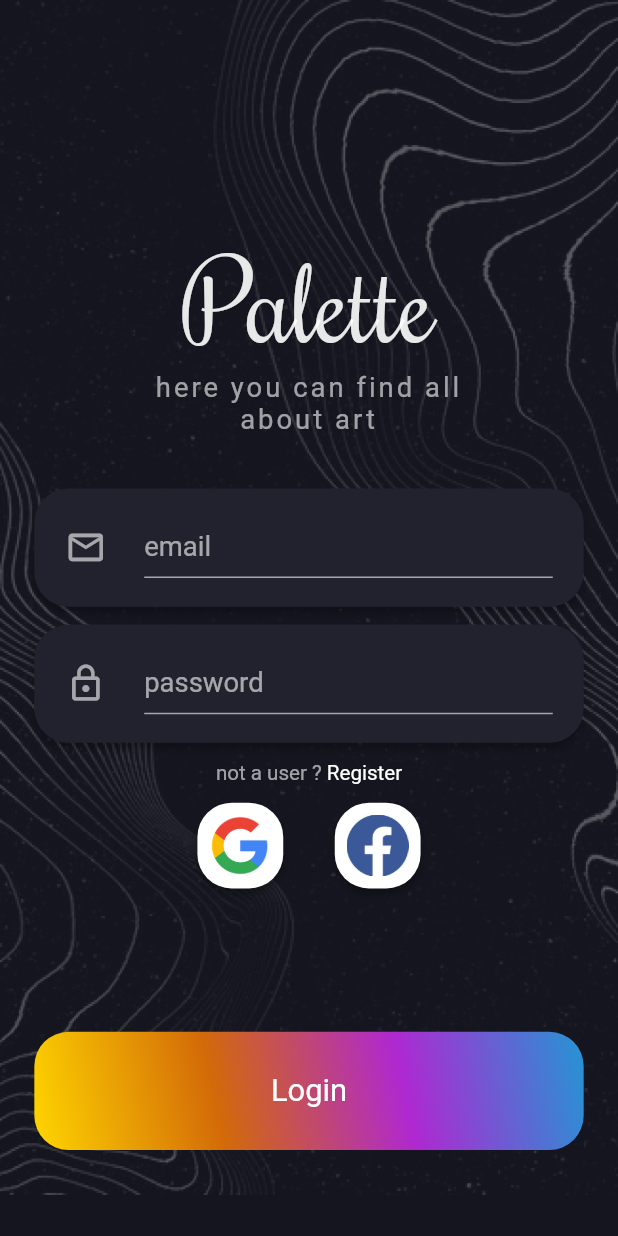
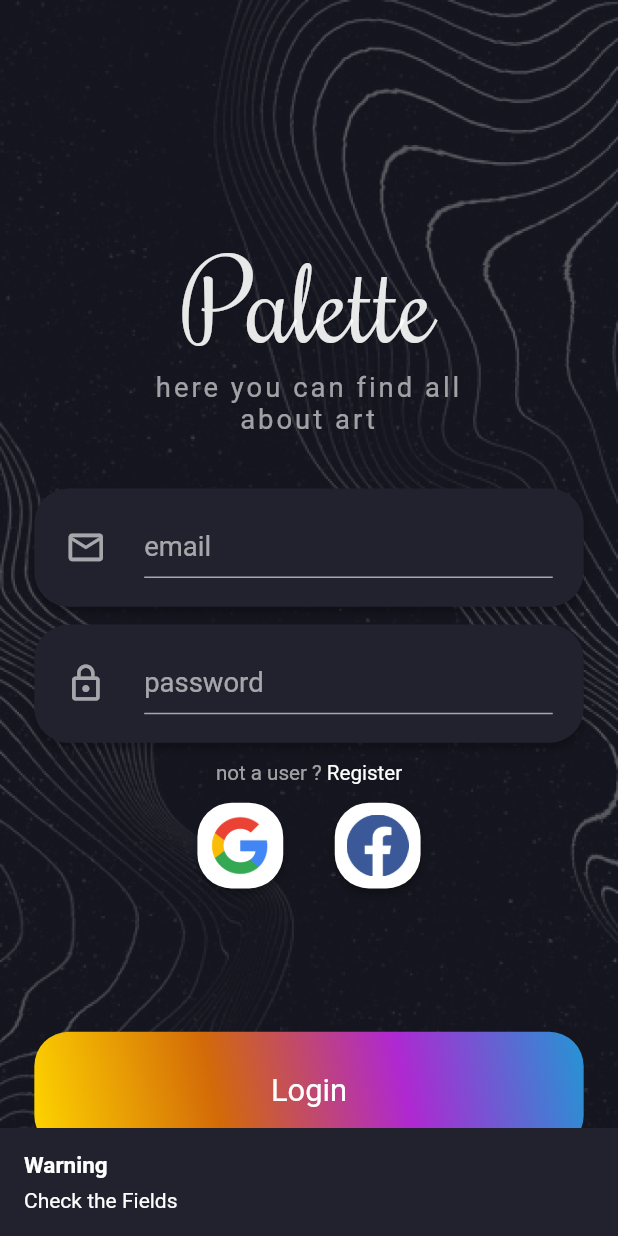
Before and after one commit to Mohamed-Abdelrazeq/flutter-palette-e-commerce, a Flutter app: the LoginPage screen opened directly, after a tap on "Login", on a phone screen of 412 x 824 dp. Run offline on Flutter 3.47's test engine with Material 2 defaults, Android fonts, the phone set to English and light mode, and no system bars; our stand-ins replace cloud_firestore, firebase_auth, firebase_core, firebase_messaging, flushbar, flutter_local_notifications and 7 more; missing offline and left inert: flutter_facebook_auth, flutter_statusbarcolor; accounts and stored records are empty.

Commit message:
Auth SnackBars Auth Prefs Bug Fixed

```diff
--- a/lib/Controllers/UserCredController.dart
+++ b/lib/Controllers/UserCredController.dart
@@ -8,10 +8,12 @@ class UserCredController extends ChangeNotifier{
 
   setUserCredential(UserModel currentUserModel)async{
     userModel = currentUserModel;
-    SharedPreferences prefs = await SharedPreferences.getInstance();
-    await prefs.setBool("logged", true);
-    await prefs.setString('uid', userModel.uid);
-    notifyListeners();
+    if(currentUserModel != null){
+      SharedPreferences prefs = await SharedPreferences.getInstance();
+      await prefs.setBool("logged", true);
+      await prefs.setString('uid', userModel.uid);
+      notifyListeners();
+    }
   }
 
   setState(bool newState){
--- a/lib/Services/Auth.dart
+++ b/lib/Services/Auth.dart
@@ -1,15 +1,18 @@
 import 'package:cloud_firestore/cloud_firestore.dart';
 import 'package:firebase_auth/firebase_auth.dart';
+import 'package:flutter/cupertino.dart';
 import 'package:google_sign_in/google_sign_in.dart';
 import 'package:flutter_facebook_auth/flutter_facebook_auth.dart';
 import 'package:multivender_ecommerce_app/Models/UserModel.dart';
+import 'package:multivender_ecommerce_app/Views/FutureReturn/FlashBar.dart';
 
 class Auth {
 
   FirebaseAuth _auth = FirebaseAuth.instance;
   CollectionReference _users = FirebaseFirestore.instance.collection('users');
 
-  Future<void> logout() async {
+  Future<void> logout({BuildContext context}) async {
+    flashBar(title: "Please Wait", message: 'This will take a second', context: context);
     await _auth.signOut();
   }
 
@@ -29,7 +32,11 @@ class Auth {
 
 
 
-  Future<UserModel> signInWithGoogle({double lng ,double lat}) async {
+
+
+
+  Future<UserModel> signInWithGoogle({double lng ,double lat,BuildContext context}) async {
+    flashBar(title: "Please Wait", message: 'This will take a second', context: context);
     // Trigger the authentication flow
     final GoogleSignInAccount googleUser = await GoogleSignIn().signIn();
     // Obtain the auth details from the request
@@ -41,19 +48,18 @@ class Auth {
     );
     UserCredential userCredential = await FirebaseAuth.instance.signInWithCredential(credential);
     var userCheckJson = await _users.doc(userCredential.user.uid).get();
-    print(userCheckJson.data());
     if(userCheckJson.data() != null){
       return UserModel().toObject(userCheckJson.data());
     }
     else{
-      print('its null');
       UserModel userModel = UserModel(uid: userCredential.user.uid,mobile: "",lng:lng,lat: lat);
       userModel.addUser();
       return userModel;
     }
   }
 
-  Future<UserModel> signInWithFacebook({double lng ,double lat}) async {
+  Future<UserModel> signInWithFacebook({double lng ,double lat,BuildContext context}) async {
+    flashBar(title: "Please Wait", message: 'This will take a second', context: context);
     FacebookAuth.instance.logOut();
       final  result = await FacebookAuth.instance.login();
       final facebookAuthCredential = FacebookAuthProvider.credential(result.token);
@@ -70,7 +76,17 @@ class Auth {
 
   }
 
-  Future<UserModel> register({String mail, String password, String phone,double lng ,double lat}) async {
+
+
+
+
+
+  Future<UserModel> register({String mail, String password, String phone,double lng ,double lat,BuildContext context}) async {
+    flashBar(title: "Please Wait", message: 'This will take a second', context: context);
+    if(mail == "" || password == "" || phone == ""){
+      flashBar(title: "Warning", message: 'Check the Fields', context: context);
+      return null;
+    }else{
       UserModel userModel;
       UserCredential userCredential;
       try {
@@ -79,33 +95,40 @@ class Auth {
         userModel.addUser();
         return userModel;
       } on FirebaseAuthException catch (e) {
+        flashBar(title: "Warning", message: 'Check the Fields', context: context);
         if (e.code == 'weak-password') {
-        print('The password provided is too weak.');
+          flashBar(title: "Warning", message: 'The password provided is too weak.', context: context);
         } else if (e.code == 'email-already-in-use') {
-        print('The account already exists for that email.');
+          flashBar(title: "Warning", message: 'The account already exists for that email.', context: context);
         }
       } catch (e) {
-      print(e);
+        flashBar(title: "Warning", message: e.toString(), context: context);
       }
       return null;
     }
+  }
 
-  Future<UserModel> login({String mail, String password}) async {
+  Future<UserModel> login({String mail, String password,BuildContext context}) async {
+    flashBar(title: "Please Wait", message: 'This will take a second', context: context);
+    if(mail == "" || password == "" ){
+      flashBar(title: "Warning", message: 'Check the Fields', context: context);
+      return null;
+    }else{
       UserModel userModel;
       try {
         UserCredential userCredential = await _auth.signInWithEmailAndPassword(email: mail, password: password);
         var userModelJson = await _users.doc(userCredential.user.uid).get();
         userModel = UserModel().toObject(userModelJson.data());
       } on FirebaseAuthException catch (e) {
-      print(e.code);
+        flashBar(title: "Warning", message: 'Check the Fields', context: context);
         if (e.code == 'user-not-found') {
-        print('No user found for that email.');
+          flashBar(title: "Warning", message: 'No user found for that email.', context: context);
         } else if (e.code == 'wrong-password') {
-        print('Wrong password provided for that user.');
+          flashBar(title: "Warning", message: 'Wrong password provided for that user.', context: context);
         }
       }
       return userModel;
     }
-
+  }
 
 }
--- a/lib/Views/Screens/LoginPage.dart
+++ b/lib/Views/Screens/LoginPage.dart
@@ -106,6 +106,7 @@ class _LoginPageState extends State<LoginPage> {
                         lat: Provider.of<LocationController>(context,
                                 listen: false)
                             .getCurrentLocationLat,
+                        context : context,
                       ));
                       if (Provider.of<UserCredController>(context,
                                   listen: false)
@@ -127,6 +128,7 @@ class _LoginPageState extends State<LoginPage> {
                         lat: Provider.of<LocationController>(context,
                                 listen: false)
                             .getCurrentLocationLat,
+                        context : context,
                       ));
                       if (Provider.of<UserCredController>(context,
                                   listen: false)
@@ -148,6 +150,7 @@ class _LoginPageState extends State<LoginPage> {
                       .setUserCredential(await Auth().login(
                     mail: widget.email.text,
                     password: widget.password.text,
+                    context : context,
                   ));
                   if (Provider.of<UserCredController>(context, listen: false)
                           .userModel !=
--- a/lib/Views/Screens/RegisterPage.dart
+++ b/lib/Views/Screens/RegisterPage.dart
@@ -120,6 +120,7 @@ class _RegisterPageState extends State<RegisterPage> {
                         lat: Provider.of<LocationController>(context,
                                 listen: false)
                             .getCurrentLocationLat,
+                        context : context,
                       ));
                       if (Provider.of<UserCredController>(context,
                                   listen: false)
@@ -167,6 +168,7 @@ class _RegisterPageState extends State<RegisterPage> {
                         .getCurrentLocationLng,
                     lat: Provider.of<LocationController>(context, listen: false)
                         .getCurrentLocationLat,
+                    context : context,
                   ));
                   if (Provider.of<UserCredController>(context, listen: false)
                           .userModel !=
```
Also changed, not shown: lib/Views/FutureReturn/FlashBar.dart (added, +15 -0 lines). Lines whose indentation alone changed are shown as unchanged.
